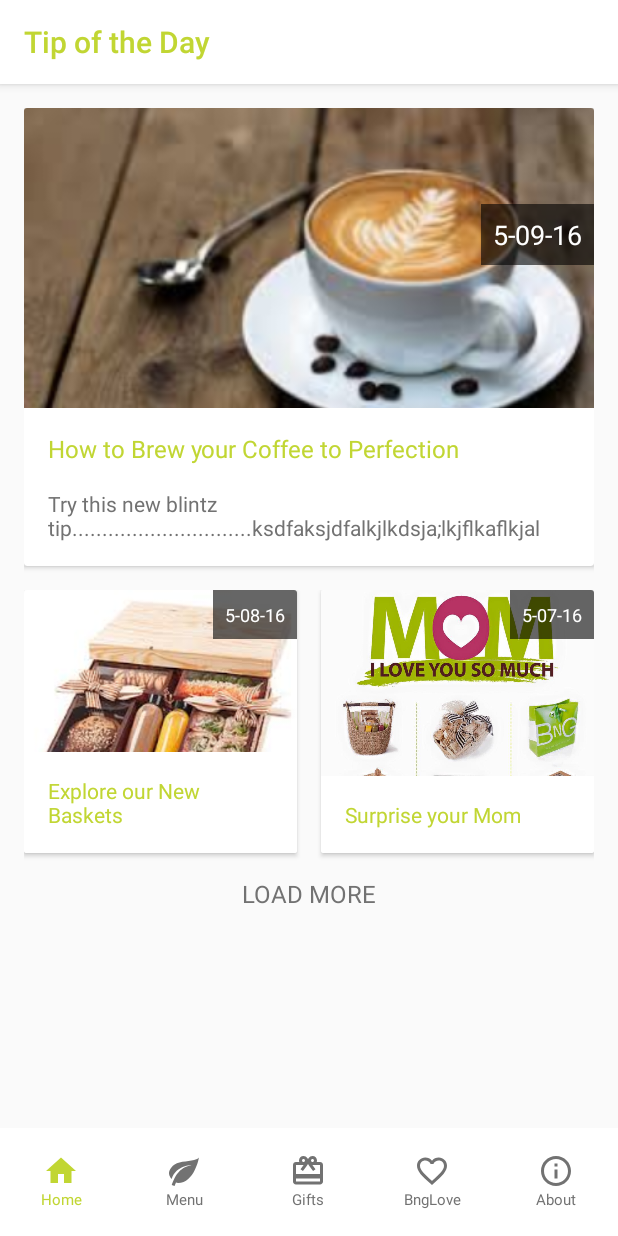
After one commit to rsorotzkin/BNGApp, an Android app: the fragment TipsFragment placed in its activity, on a phone screen of 412 x 824 dp. The commit adds this screen. Run offline under Robolectric (Android 15) with nearby library versions, the phone set to English and light mode, and no system bars; our stand-ins replace ButterKnife, Picasso; pictures from the network do not load.

Commit message:
added butterknife to fragments created tips dialog for tips fragment

```diff
--- a/app/src/main/java/com/example/home/bngapp/fragments/GiftsFragment.java
+++ b/app/src/main/java/com/example/home/bngapp/fragments/GiftsFragment.java
@@ -6,6 +6,7 @@ package com.example.home.bngapp.fragments;
 
 import android.os.Bundle;
 import android.app.Fragment;
+import android.support.annotation.Nullable;
 import android.support.v7.app.AppCompatActivity;
 import android.support.v7.widget.DefaultItemAnimator;
 import android.support.v7.widget.LinearLayoutManager;
@@ -24,14 +25,22 @@ import com.example.home.bngapp.utilities.Util;
 
 import java.util.ArrayList;
 
+import butterknife.BindView;
+import butterknife.ButterKnife;
+
 
 public class GiftsFragment extends Fragment {
 
     // Declare activity
     MainActivity mainActivity;
+
+    @Nullable
+    @BindView (R.id.toolbar)
     Toolbar toolbar;
 
     // Declare controls
+    @Nullable
+    @BindView (R.id.recyclerView)
     RecyclerView recyclerView;
     LinearLayoutManager llm;
 
@@ -55,21 +64,17 @@ public class GiftsFragment extends Fragment {
         // Inflate the layout for this fragment
         View rootView = inflater.inflate(R.layout.fragment_gifts, container, false);
 
+        ButterKnife.bind(this, rootView);
+        ButterKnife.setDebug(true);
+
         // Initialize views for this fragment
         initializeViews(rootView);
 
         // Set up recyclerView
         setUpRecyclerView();
 
-        // Register all listeners for controls
-        registerListeners();
-
         // Download data from url
         downloadData();
-
-        // set toolbar title
-        //Util.setToolbarTitle(R.string.fragment_team, mainActivity.toolbar);
-        //((AppCompatActivity)getActivity()).getSupportActionBar().setTitle(getResources().getString(R.string.fragment_gifts));
 
 
         return rootView;
@@ -86,13 +91,11 @@ public class GiftsFragment extends Fragment {
 
     public void initializeViews(View rootView) {
 
-        toolbar = (Toolbar) rootView.findViewById(R.id.toolbar);
         toolbar.setTitle("Gifts");
         toolbar.setBackgroundColor(getResources().getColor(R.color.icons));
         toolbar.setTitleTextColor(getResources().getColor(R.color.primary));
         //toolbar.setElevation();
 
-        recyclerView = (RecyclerView) rootView.findViewById(R.id.recyclerView);
         llm = new LinearLayoutManager(getActivity().getBaseContext());
         adapter = new GiftsItemsAdapter(getActivity());
         giftItems = new ArrayList<>();
@@ -128,10 +131,7 @@ public class GiftsFragment extends Fragment {
 
     }
 
-    public void registerListeners() {
 
-
-    }
 
     public void downloadData() {
 
--- a/app/src/main/java/com/example/home/bngapp/fragments/HomeFragment.java
+++ b/app/src/main/java/com/example/home/bngapp/fragments/HomeFragment.java
@@ -3,11 +3,11 @@ package com.example.home.bngapp.fragments;
 /**
  * Created by Home on 6/6/2016.
  */
-import android.graphics.Color;
-import android.graphics.drawable.ColorDrawable;
+
 import android.os.Bundle;
 import android.app.Fragment;
-import android.support.v7.app.AppCompatActivity;
+import android.support.annotation.Nullable;
+import android.support.v7.widget.CardView;
 import android.support.v7.widget.Toolbar;
 import android.view.LayoutInflater;
 import android.view.View;
@@ -15,11 +15,21 @@ import android.view.ViewGroup;
 
 import com.example.home.bngapp.R;
 import com.example.home.bngapp.activities.MainActivity;
+import com.example.home.bngapp.utilities.Util;
+
+import butterknife.BindView;
+import butterknife.ButterKnife;
+import butterknife.OnClick;
 
 
-public class HomeFragment extends Fragment{
-MainActivity mainActivity;
+public class HomeFragment extends Fragment {
+    MainActivity mainActivity;
+    @Nullable
+    @BindView(R.id.toolbar)
     Toolbar toolbar;
+    @Nullable
+    @BindView(R.id.bngTodayCardView)
+    CardView bngTodayCardView;
 
     public HomeFragment() {
         // Required empty public constructor
@@ -35,22 +45,21 @@ MainActivity mainActivity;
                              Bundle savedInstanceState) {
         // Inflate the layout for this fragment
         View rootView = inflater.inflate(R.layout.fragment_home, container, false);
-    initializeViews(rootView);
+        ButterKnife.bind(this, rootView);
+        ButterKnife.setDebug(true);
+
+        toolbar.setTitle("BNG");
+
         return rootView;
 
     }
 
 
-    public void initializeViews(View rootView){
+    @OnClick(R.id.bngTodayCardView)
+    void onSubmit() {
+        Util.replaceFragment(new TipsFragment(), R.string.fragment_home);
+    }
 
-        //((AppCompatActivity)getActivity()).setSupportActionBar(toolbar);
-        //((AppCompatActivity)getActivity()).getSupportActionBar().setDisplayHomeAsUpEnabled(false);
-        toolbar = (Toolbar) rootView.findViewById(R.id.toolbar);
-        toolbar.setTitle("BNG");
-        toolbar.setTitleTextColor(getResources().getColor(R.color.primary));
-        //((AppCompatActivity)getActivity()).getSupportActionBar().setBackgroundDrawable(new ColorDrawable(Color.rgb(0, 0, 0)));
-
-    }
 
     @Override
     public void onResume() {
--- /dev/null
+++ b/app/src/main/java/com/example/home/bngapp/fragments/TipsFragment.java
@@ -0,0 +1,93 @@
+package com.example.home.bngapp.fragments;
+
+
+import android.content.Context;
+import android.content.Intent;
+import android.net.Uri;
+import android.os.Bundle;
+import android.app.Fragment;
+import android.support.annotation.Nullable;
+import android.support.v7.app.AlertDialog;
+import android.support.v7.widget.CardView;
+import android.support.v7.widget.Toolbar;
+import android.view.LayoutInflater;
+import android.view.View;
+import android.view.ViewGroup;
+import android.widget.ImageView;
+import android.widget.TextView;
+import android.widget.Toast;
+
+import com.example.home.bngapp.R;
+import com.example.home.bngapp.utilities.Util;
+
+import butterknife.BindView;
+import butterknife.ButterKnife;
+import butterknife.OnClick;
+
+/**
+ * A simple {@link Fragment} subclass.
+ */
+public class TipsFragment extends Fragment {
+
+    @Nullable
+    @BindView(R.id.toolbar)
+    Toolbar toolbar;
+
+    @Nullable
+    @BindView(R.id.tipCardView)
+    CardView tipCardView;
+
+
+    public TipsFragment() {
+        // Required empty public constructor
+    }
+
+    @Override
+    public void onCreate(Bundle savedInstanceState) {
+        super.onCreate(savedInstanceState);
+    }
+
+
+    @Override
+    public View onCreateView(LayoutInflater inflater, ViewGroup container,
+                             Bundle savedInstanceState) {
+        View rootView = inflater.inflate(R.layout.fragment_tips, container, false);
+
+        ButterKnife.bind(this, rootView);
+        ButterKnife.setDebug(true);
+        toolbar.setTitle("Tip of the Day");
+
+
+        return rootView;
+    }
+
+    @OnClick(R.id.tipCardView)
+    void onSubmit() {
+        LayoutInflater inflater = (LayoutInflater) Util.getContext()
+                .getSystemService(Context.LAYOUT_INFLATER_SERVICE);
+        View view = inflater.inflate(R.layout.tips_dialog, null);
+        AlertDialog.Builder builder =
+                new AlertDialog.Builder(Util.getActivity(), R.style.AppCompatAlertDialogStyle);
+        builder.setView(view);
+        ImageView shareButton = (ImageView) view.findViewById(R.id.shareButton);
+
+        shareButton.setOnClickListener(new View.OnClickListener() {
+            @Override
+            public void onClick(View v) {
+                Toast.makeText(Util.getContext(), "share intent", Toast.LENGTH_LONG).show();
+
+                Intent shareIntent = new Intent(Intent.ACTION_SEND);
+                //Uri screenshotUri = ;
+
+                shareIntent.setType("image/png");
+                //shareIntent.putExtra(Intent.EXTRA_STREAM, screenshotUri);
+                shareIntent.putExtra(android.content.Intent.EXTRA_TITLE, "text goes here");
+                shareIntent.putExtra(Intent.EXTRA_TEXT, "text extra goes here");
+                startActivity(Intent.createChooser(shareIntent, "Share image using"));
+            }
+        });
+        builder.show();
+    }
+
+
+}
--- a/app/src/main/res/drawable/ic_favorite_24dp.xml
+++ b/app/src/main/res/drawable/ic_favorite_24dp.xml
@@ -4,6 +4,6 @@
         android:viewportWidth="24.0"
         android:viewportHeight="24.0">
     <path
-        android:fillColor="#727272"
+        android:fillColor="#c1d633"
         android:pathData="M12,21.35l-1.45,-1.32C5.4,15.36 2,12.28 2,8.5 2,5.42 4.42,3 7.5,3c1.74,0 3.41,0.81 4.5,2.09C13.09,3.81 14.76,3 16.5,3 19.58,3 22,5.42 22,8.5c0,3.78 -3.4,6.86 -8.55,11.54L12,21.35z"/>
 </vector>
--- a/app/src/main/res/layout/fragment_home.xml
+++ b/app/src/main/res/layout/fragment_home.xml
@@ -218,7 +218,7 @@
 
                         <android.support.v7.widget.CardView xmlns:android="http://schemas.android.com/apk/res/android"
                             xmlns:card_view="http://schemas.android.com/apk/res-auto"
-                            android:id="@+id/newsCardView2"
+                            android:id="@+id/bngTodayCardView"
                             android:layout_width="match_parent"
                             android:layout_height="wrap_content"
                             android:layout_marginStart="8dp"
--- /dev/null
+++ b/app/src/main/res/layout/fragment_tips.xml
@@ -0,0 +1,179 @@
+<?xml version="1.0" encoding="utf-8"?>
+<RelativeLayout xmlns:android="http://schemas.android.com/apk/res/android"
+   android:layout_width="match_parent"
+    android:layout_height="match_parent">
+
+    <ScrollView
+        android:layout_width="match_parent"
+        android:layout_height="wrap_content">
+
+<LinearLayout
+    android:layout_width="match_parent"
+    android:layout_height="wrap_content"
+    android:orientation="vertical"
+    android:paddingBottom="@dimen/activity_horizontal_margin"
+    android:layout_margin="@dimen/activity_horizontal_margin"
+    android:paddingTop="?attr/actionBarSize">
+
+    <android.support.v7.widget.CardView
+        android:id="@+id/tipCardView"
+        android:layout_width="match_parent"
+        android:layout_height="wrap_content">
+
+        <LinearLayout
+            android:layout_width="match_parent"
+            android:layout_height="match_parent"
+            android:orientation="vertical">
+            <RelativeLayout
+                android:layout_width="wrap_content"
+                android:layout_height="wrap_content">
+        <ImageView
+            android:id="@+id/image"
+            android:layout_width="match_parent"
+            android:layout_height="200dp"
+            android:scaleType="centerCrop"
+            android:src="@drawable/tip"
+            android:adjustViewBounds="true"/>
+
+                <TextView
+                    android:layout_marginTop="64dp"
+                    android:background="#99000000"
+                    android:layout_width="wrap_content"
+                    android:layout_height="wrap_content"
+                    android:padding="8dp"
+                    android:textColor="@color/icons"
+                    android:layout_alignEnd="@+id/image"
+                    android:textSize="18sp"
+                    android:text="5-09-16"/>
+            </RelativeLayout>
+            <TextView
+
+                android:layout_width="match_parent"
+                android:layout_height="wrap_content"
+                android:textColor="@color/primary"
+                android:padding="@dimen/activity_horizontal_margin"
+                android:textSize="16sp"
+                android:text="How to Brew your Coffee to Perfection"/>
+
+        <TextView
+            android:layout_width="match_parent"
+            android:layout_height="wrap_content"
+            android:textColor="@color/secondary_text"
+            android:paddingStart="@dimen/activity_horizontal_margin"
+            android:paddingEnd="@dimen/activity_horizontal_margin"
+            android:paddingBottom="@dimen/activity_horizontal_margin"
+            android:textSize="14sp"
+            android:text="Try this new blintz tip..............................ksdfaksjdfalkjlkdsja;lkjflkaflkjal"/>
+        </LinearLayout>
+    </android.support.v7.widget.CardView>
+
+    <LinearLayout
+        android:layout_width="match_parent"
+        android:layout_height="wrap_content"
+        android:orientation="horizontal"
+        android:layout_marginTop="@dimen/activity_horizontal_margin"
+       >
+        <android.support.v7.widget.CardView
+
+            android:layout_width="match_parent"
+            android:layout_weight="1"
+            android:layout_marginEnd="8dp"
+            android:layout_marginBottom="@dimen/activity_horizontal_margin"
+            android:layout_height="wrap_content">
+
+                <RelativeLayout
+                    android:layout_width="wrap_content"
+                    android:layout_height="wrap_content">
+                    <ImageView
+                        android:id="@+id/image1"
+                        android:layout_width="match_parent"
+                        android:layout_height="175dp"
+                        android:scaleType="centerCrop"
+                        android:src="@drawable/tip2"
+                        android:adjustViewBounds="true"/>
+
+                    <TextView
+                        android:background="#99000000"
+                        android:layout_width="wrap_content"
+                        android:layout_height="wrap_content"
+                        android:padding="8dp"
+                        android:textColor="@color/icons"
+                        android:layout_alignEnd="@+id/image1"
+                        android:textSize="12sp"
+                        android:text="5-08-16"/>
+                    <TextView
+                        android:id="@+id/text2"
+                        android:layout_width="match_parent"
+                        android:layout_height="wrap_content"
+                        android:textColor="@color/primary"
+                        android:background="@color/icons"
+                        android:padding="@dimen/activity_horizontal_margin"
+                        android:textSize="14sp"
+                        android:layout_alignBottom="@+id/image1"
+                        android:text="Explore our New Baskets"/>
+
+                </RelativeLayout>
+
+        </android.support.v7.widget.CardView>
+
+        <android.support.v7.widget.CardView
+
+            android:layout_width="match_parent"
+            android:layout_weight="1"
+            android:layout_marginStart="8dp"
+            android:layout_marginBottom="@dimen/activity_horizontal_margin"
+            android:layout_height="wrap_content">
+
+                <RelativeLayout
+                    android:layout_width="wrap_content"
+                    android:layout_height="wrap_content">
+                    <ImageView
+                        android:id="@+id/image2"
+                        android:layout_width="match_parent"
+                        android:layout_height="175dp"
+                        android:scaleType="centerCrop"
+                        android:src="@drawable/tip1"
+                        android:adjustViewBounds="true"/>
+
+                    <TextView
+                        android:background="#99000000"
+                        android:layout_width="wrap_content"
+                        android:layout_height="wrap_content"
+                        android:padding="8dp"
+                        android:textColor="@color/icons"
+                        android:layout_alignEnd="@+id/image2"
+                        android:textSize="12sp"
+                        android:text="5-07-16"/>
+                    <TextView
+                        android:id="@+id/text1"
+
+                    android:layout_width="match_parent"
+                    android:layout_height="wrap_content"
+                    android:textColor="@color/primary"
+                    android:background="@color/icons"
+                    android:padding="@dimen/activity_horizontal_margin"
+                    android:textSize="14sp"
+                    android:layout_alignBottom="@+id/image2"
+                    android:text="Surprise your Mom"/>
+
+                </RelativeLayout>
+
+        </android.support.v7.widget.CardView>
+
+
+    </LinearLayout>
+
+    <TextView
+        android:layout_width="wrap_content"
+        android:layout_height="wrap_content"
+        android:text="LOAD MORE"
+        android:textColor="@color/secondary_text"
+        android:textSize="16sp"
+        android:layout_gravity="center"
+        android:layout_marginBottom="@dimen/activity_horizontal_margin"/>
+</LinearLayout>
+    </ScrollView>
+
+    <include layout="@layout/appbar_layout"/>
+
+</RelativeLayout>
--- a/app/src/main/res/values/strings.xml
+++ b/app/src/main/res/values/strings.xml
@@ -9,4 +9,7 @@
     <string name="fragment_about">About</string>
     <string name="fragment_contact">Contact</string>
     <string name="fragment_gift_details">Gift Details</string>
+
+    <!-- TODO: Remove or change this placeholder text -->
+    <string name="hello_blank_fragment">Hello blank fragment</string>
 </resources>
```
Also changed, not shown: app/src/main/java/com/example/home/bngapp/fragments/ContactFormFragment.java (+11 -8 lines), app/src/main/java/com/example/home/bngapp/fragments/GiftDetailsFragment.java (+9 -9 lines), app/src/main/res/layout/tips_dialog.xml (added, +84 -0 lines), app/src/main/res/drawable/tip.jpg (added), app/src/main/res/drawable/tip1.jpg (added), app/src/main/res/drawable/tip2.jpg (added).
